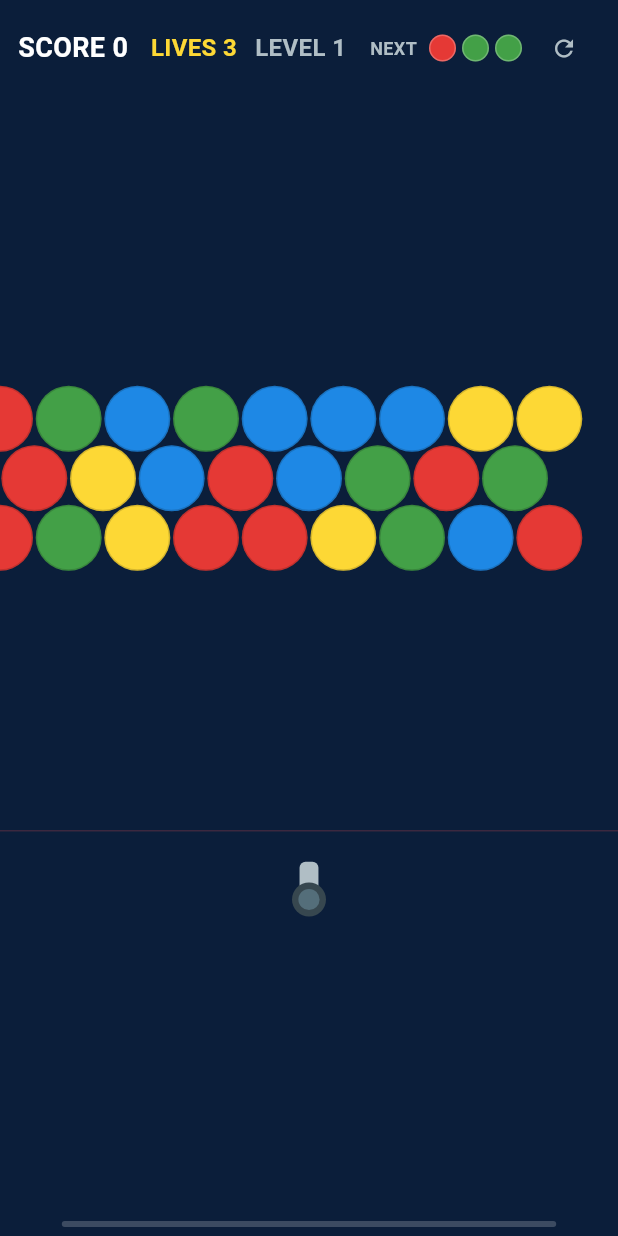
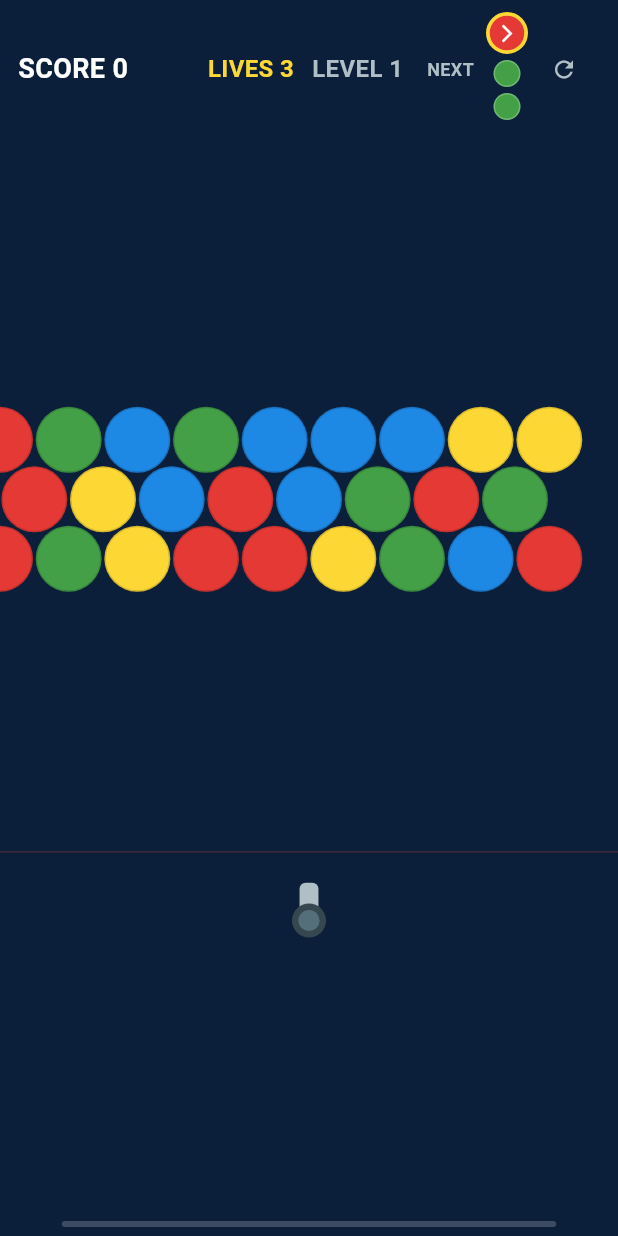
Before and after one commit to y0n1/bust_a_move_clone, a Flutter app: the screen it shows after launch, after a tap on "PLAY", on a phone screen of 412 x 824 dp. Run offline on Flutter 3.47's test engine with Material 3 defaults, Android fonts, the light colour scheme and no system bars.

Commit message:
fix(ui): redesign next-color queue as vertical stack (#42)
- Make first color (about to fire) large with yellow border + arrow icon
- Stack remaining 2 colors vertically below as small circles
- Clarifies which color fires next, eliminating ambiguity

```diff
--- a/lib/ui/game_screen.dart
+++ b/lib/ui/game_screen.dart
@@ -790,18 +790,42 @@ class _Hud extends StatelessWidget {
                     fontWeight: FontWeight.bold),
               ),
               const SizedBox(width: 8),
-              ...state.nextColors.map((c) {
+              Column(
+                mainAxisSize: MainAxisSize.min,
+                children: [
+                  // First color (about to fire): large + highlighted.
+                  Container(
+                    width: 28,
+                    height: 28,
+                    decoration: BoxDecoration(
+                      shape: BoxShape.circle,
+                      color: _colors[state.nextColors[0]],
+                      border: Border.all(
+                          color: const Color(0xFFFDD835), width: 2.5),
+                    ),
+                    child: const Icon(
+                      Icons.arrow_forward_ios,
+                      size: 14,
+                      color: Color(0xFFFFFFFF),
+                    ),
+                  ),
+                  const SizedBox(height: 4),
+                  // Remaining queue: small circles.
+                  ...state.nextColors.skip(1).map((c) {
                     return Container(
                       width: 18,
                       height: 18,
-                  margin: const EdgeInsets.only(right: 4),
+                      margin: const EdgeInsets.only(bottom: 4),
                       decoration: BoxDecoration(
                         shape: BoxShape.circle,
                         color: _colors[c],
-                    border: Border.all(color: Colors.white24, width: 1),
+                        border:
+                            Border.all(color: Colors.white24, width: 1),
                       ),
                     );
                   }),
+                ],
+              ),
               IconButton(
                 onPressed: onRestart,
                 icon: const Icon(Icons.refresh,
```
Lines whose indentation alone changed are shown as unchanged.
